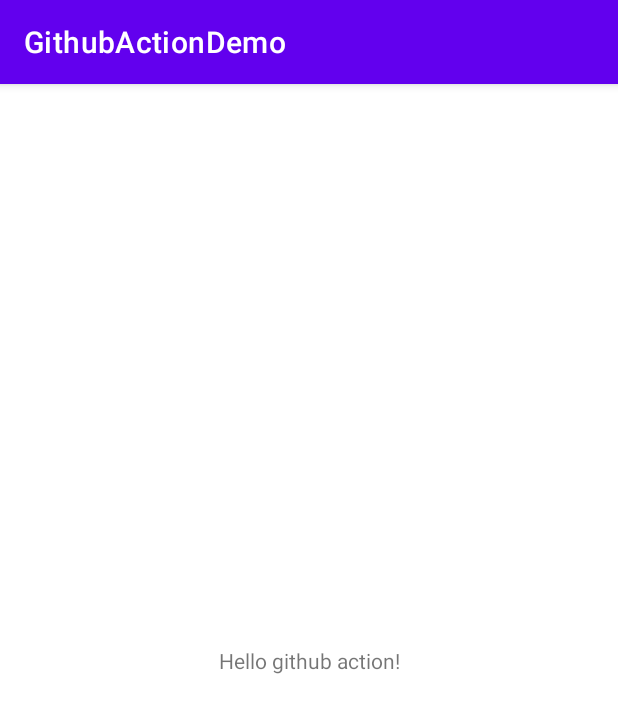
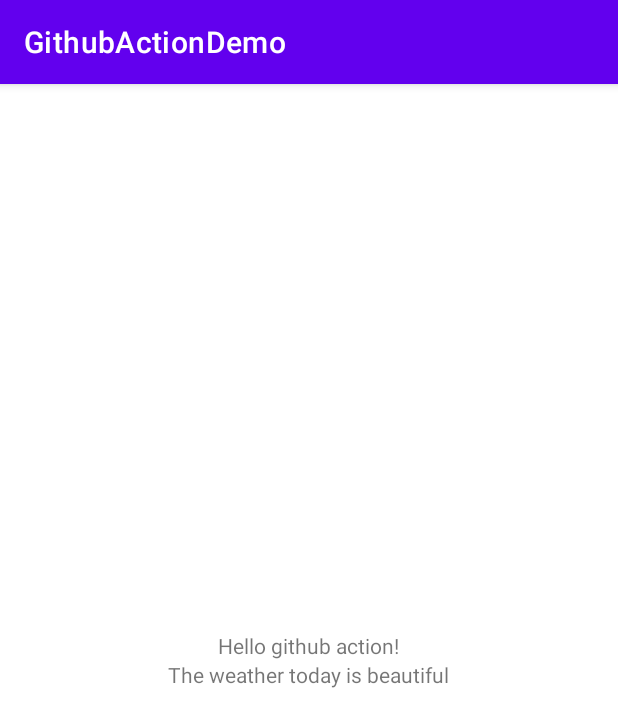
Before and after one commit to quyennh32/GithubActionDemo, an Android app: the screen it shows after launch (MainActivity), on a phone screen of 412 x 824 dp. Shown: the top 727 px of the screen. Run offline under Robolectric (Android 15) with nearby library versions, the phone set to English and light mode, and no system bars.

Commit message:
Add msg2

```diff
--- a/app/src/main/res/layout/activity_main.xml
+++ b/app/src/main/res/layout/activity_main.xml
@@ -1,9 +1,11 @@
 <?xml version="1.0" encoding="utf-8"?>
-<androidx.constraintlayout.widget.ConstraintLayout xmlns:android="http://schemas.android.com/apk/res/android"
+<LinearLayout xmlns:android="http://schemas.android.com/apk/res/android"
     xmlns:app="http://schemas.android.com/apk/res-auto"
     xmlns:tools="http://schemas.android.com/tools"
     android:layout_width="match_parent"
     android:layout_height="match_parent"
+    android:orientation="vertical"
+    android:gravity="center"
     tools:context=".MainActivity">
 
     <TextView
@@ -15,4 +17,14 @@
         app:layout_constraintRight_toRightOf="parent"
         app:layout_constraintTop_toTopOf="parent" />
 
-</androidx.constraintlayout.widget.ConstraintLayout>
+    <TextView
+        android:layout_width="wrap_content"
+        android:layout_height="wrap_content"
+        android:text="The weather today is beautiful"
+        app:layout_constraintBottom_toBottomOf="parent"
+        app:layout_constraintLeft_toLeftOf="parent"
+        app:layout_constraintRight_toRightOf="parent"
+        app:layout_constraintTop_toTopOf="parent" />
+
+
+</LinearLayout>
```
